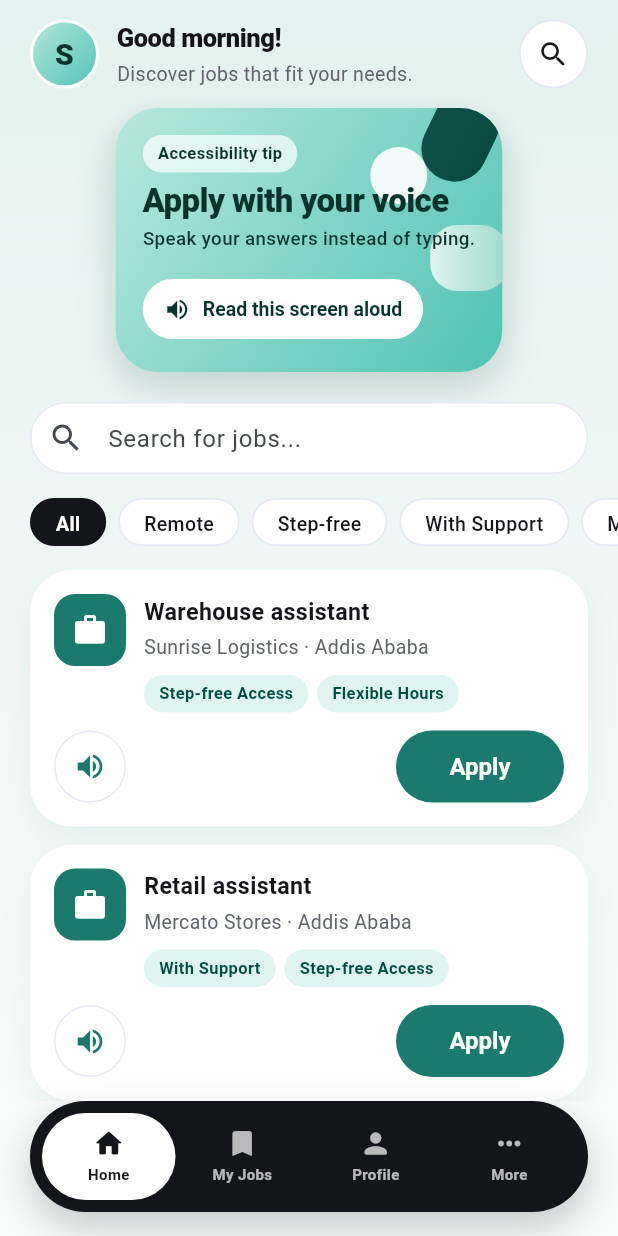
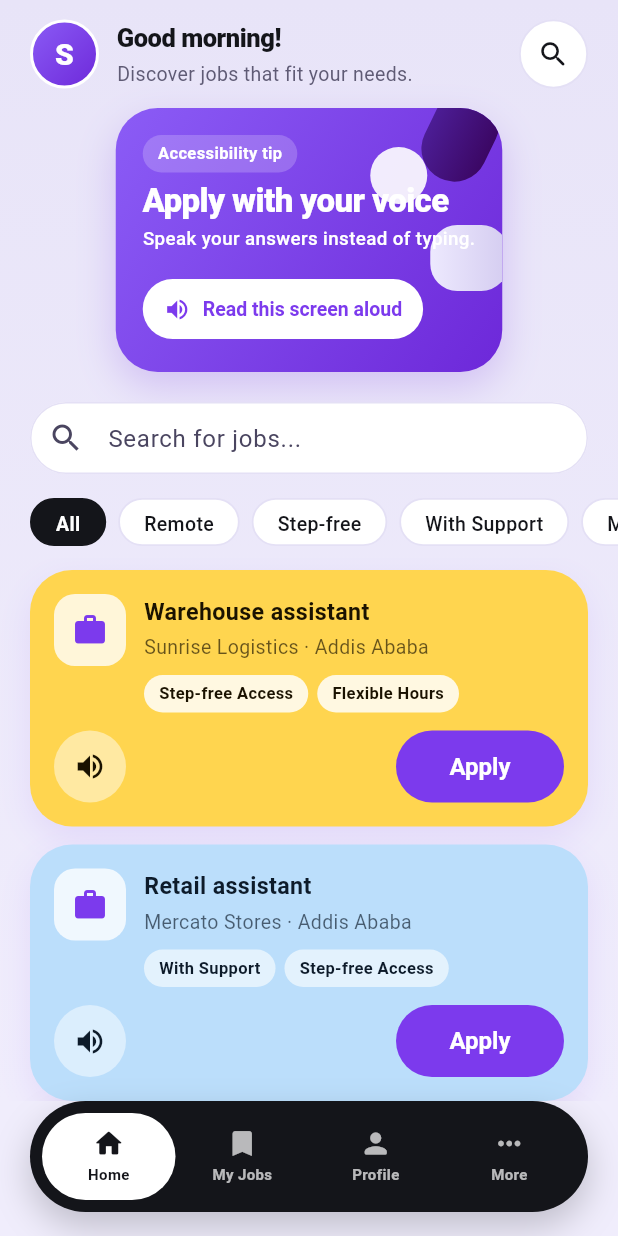
Before and after one commit to arsema16/sync_accessibility, a Flutter app: the JobsScreen screen opened by its route, on a phone screen of 412 x 824 dp. Run offline on Flutter 3.47's test engine with Material 3 defaults, Android fonts, the phone set to English and light mode, and no system bars; our stand-ins replace equatable, flutter_riverpod, flutter_tts, go_router, shared_preferences, speech_to_text and 1 more; accounts and stored records are empty.

Commit message:
feat(ui): rebrand from teal to lavender purple
Moves the palette off the original teal to a vivid violet primary
(#7C3AED) with lavender surfaces: brand, containers, outlines, shadows,
dark-theme variants and the high-contrast overrides all follow the new
hue, and the light scaffold now paints the lavender page background
instead of pure white.

Adds three accent card tokens (amber, sky, pink) so job listings can
alternate amber and light-blue backgrounds with matching ink and badge
colours instead of every card being white. The jobs header, hero banner
gradient, decorative shapes and read-aloud action are updated to the
purple family to match.

```diff
--- a/lib/core/theme/app_colors.dart
+++ b/lib/core/theme/app_colors.dart
@@ -1,6 +1,6 @@
 import 'package:flutter/material.dart';
 
-/// Raw color tokens for SYNC.
+/// Raw color tokens for SYNC — modern lavender/purple palette.
 ///
 /// These are chosen to meet WCAG AA contrast ratios for text against the
 /// surfaces they appear on:
@@ -14,24 +14,24 @@ import 'package:flutter/material.dart';
 class AppColors {
   AppColors._();
 
-  // ---- Brand (light) ----
-  static const Color primary = Color(0xFF1B7A6E);
+  // ---- Brand (light) — purple ----
+  static const Color primary = Color(0xFF7C3AED);       // vivid violet
   static const Color onPrimary = Color(0xFFFFFFFF);
-  static const Color primaryContainer = Color(0xFFB2DFDB);  // light teal
-  static const Color onPrimaryContainer = Color(0xFF004D44);
+  static const Color primaryContainer = Color(0xFFEDE9FE); // soft lavender
+  static const Color onPrimaryContainer = Color(0xFF3B0764);
 
-  static const Color secondary = Color(0xFF26A69A);          // lighter teal
+  static const Color secondary = Color(0xFFA78BFA);     // lighter purple
   static const Color onSecondary = Color(0xFFFFFFFF);
-  static const Color secondaryContainer = Color(0xFFE0F2F1);
-  static const Color onSecondaryContainer = Color(0xFF00332E);
+  static const Color secondaryContainer = Color(0xFFF5F3FF);
+  static const Color onSecondaryContainer = Color(0xFF4C1D95);
 
   // ---- Surfaces (light) ----
   static const Color surface = Color(0xFFFDFCFF);
-  static const Color onSurface = Color(0xFF1A1A1A);
-  static const Color surfaceVariant = Color(0xFFE0E2EC);
-  static const Color onSurfaceVariant = Color(0xFF43474E);
-  static const Color outline = Color(0xFF74777F);
-  static const Color outlineVariant = Color(0xFFC4C6D0);
+  static const Color onSurface = Color(0xFF1A1A2E);
+  static const Color surfaceVariant = Color(0xFFEDE9FE);
+  static const Color onSurfaceVariant = Color(0xFF4A4560);
+  static const Color outline = Color(0xFF8B84A3);
+  static const Color outlineVariant = Color(0xFFD4CCF0);
 
   // ---- Semantic (light) ----
   static const Color error = Color(0xFFB3261E);
@@ -44,22 +44,22 @@ class AppColors {
   static const Color onSuccessContainer = Color(0xFF0A2711);
 
   // ---- Dark ----
-  static const Color primaryDark = Color(0xFFA6CAFF);
-  static const Color onPrimaryDark = Color(0xFF002F66);
-  static const Color primaryContainerDark = Color(0xFF00468F);
-  static const Color onPrimaryContainerDark = Color(0xFFD7E3FF);
+  static const Color primaryDark = Color(0xFFC4B5FD);
+  static const Color onPrimaryDark = Color(0xFF3B0764);
+  static const Color primaryContainerDark = Color(0xFF5B21B6);
+  static const Color onPrimaryContainerDark = Color(0xFFEDE9FE);
 
-  static const Color secondaryDark = Color(0xFFAAC7FF);
-  static const Color onSecondaryDark = Color(0xFF0A1F44);
-  static const Color secondaryContainerDark = Color(0xFF1F4F9C);
-  static const Color onSecondaryContainerDark = Color(0xFFD6E4FF);
+  static const Color secondaryDark = Color(0xFFA78BFA);
+  static const Color onSecondaryDark = Color(0xFF2E1065);
+  static const Color secondaryContainerDark = Color(0xFF4C1D95);
+  static const Color onSecondaryContainerDark = Color(0xFFF5F3FF);
 
-  static const Color surfaceDark = Color(0xFF1A1C1E);
-  static const Color onSurfaceDark = Color(0xFFE3E2E6);
-  static const Color surfaceVariantDark = Color(0xFF43474E);
-  static const Color onSurfaceVariantDark = Color(0xFFC3C7CF);
-  static const Color outlineDark = Color(0xFF8D9199);
-  static const Color outlineVariantDark = Color(0xFF43474E);
+  static const Color surfaceDark = Color(0xFF1A1A2E);
+  static const Color onSurfaceDark = Color(0xFFE8E4F5);
+  static const Color surfaceVariantDark = Color(0xFF2D2847);
+  static const Color onSurfaceVariantDark = Color(0xFFC4B5FD);
+  static const Color outlineDark = Color(0xFF8B84A3);
+  static const Color outlineVariantDark = Color(0xFF3D3660);
 
   static const Color errorDark = Color(0xFFF2B8B5);
   static const Color onErrorDark = Color(0xFF601410);
@@ -69,9 +69,7 @@ class AppColors {
   static const Color onSuccessDark = Color(0xFF0A2711);
 
   // ---- High-contrast overrides ----
-  // Used by the stronger-contrast access preference. Pure black/white pairs
-  // for body text exceed 20:1.
-  static const Color primaryHighContrast = Color(0xFF0D4F47);
+  static const Color primaryHighContrast = Color(0xFF4C0FAD);
   static const Color onPrimaryHighContrast = Color(0xFFFFFFFF);
   static const Color surfaceHighContrast = Color(0xFFFFFFFF);
   static const Color onSurfaceHighContrast = Color(0xFF000000);
@@ -80,7 +78,7 @@ class AppColors {
   static const Color outlineHighContrast = Color(0xFF333333);
   static const Color errorHighContrast = Color(0xFF7A0E0A);
 
-  static const Color primaryDarkHighContrast = Color(0xFFB2DFDB);
+  static const Color primaryDarkHighContrast = Color(0xFFD8C4FF);
   static const Color onPrimaryDarkHighContrast = Color(0xFF000000);
   static const Color surfaceDarkHighContrast = Color(0xFF000000);
   static const Color onSurfaceDarkHighContrast = Color(0xFFFFFFFF);
@@ -89,39 +87,48 @@ class AppColors {
   static const Color outlineDarkHighContrast = Color(0xFFCCCCCC);
   static const Color errorDarkHighContrast = Color(0xFFFFB4AB);
 
-  // ---- Rounded-card UI ----
-  // Decorative tints for the card-based layout. Every pair below is used on a
-  // light card, so the "ink" colours are all >= 7:1 against their background.
+  // ---- Rounded-card UI — modern lavender style ----
+  /// Lavender page background (matches the reference design background).
+  static const Color pageGradientStart = Color(0xFFE8E4F8);
+  static const Color pageGradientEnd = Color(0xFFF0EDFC);
 
-  /// Page background behind the white content cards.
-  static const Color pageGradientStart = Color(0xFFE3F2EE);
-  static const Color pageGradientEnd = Color(0xFFF8FBFA);
+  /// Hero banner gradient — rich purple.
+  static const Color heroStart = Color(0xFF8B5CF6);
+  static const Color heroEnd = Color(0xFF6D28D9);
+  static const Color onHero = Color(0xFFFFFFFF);
 
-  /// The hero / feature card gradient, with the ink that sits on it.
-  static const Color heroStart = Color(0xFFB7E7DE);
-  static const Color heroEnd = Color(0xFF4FC3B4);
-  static const Color onHero = Color(0xFF08332C);
+  /// Vibrant accent cards (yellow, light-blue, pink).
+  static const Color cardAmber = Color(0xFFFFD54F);     // amber/yellow card
+  static const Color onCardAmber = Color(0xFF1A1200);   // near-black on amber
+  static const Color cardAmberBadge = Color(0xFFFFF8E1);
 
-  /// Tinted content cards (kept inside the teal family).
-  static const Color cardMint = Color(0xFFB2DFDB);
-  static const Color cardAqua = Color(0xFFDFF4F0);
-  static const Color cardSlate = Color(0xFFDCE6EF);
-  static const Color cardDeep = Color(0xFF0D4F47);
+  static const Color cardSky = Color(0xFFBBDEFB);       // light blue card
+  static const Color onCardSky = Color(0xFF0D1B2A);     // dark ink on sky
+  static const Color cardSkyBadge = Color(0xFFE3F2FD);
+
+  static const Color cardPink = Color(0xFFF8BBD0);      // rose/pink accent
+  static const Color onCardPink = Color(0xFF1A0010);
+
+  /// Soft lavender chip / badge background.
+  static const Color cardMint = Color(0xFFEDE9FE);
+  static const Color cardAqua = Color(0xFFE8E4F8);
+  static const Color cardSlate = Color(0xFFDCD8F0);
+  static const Color cardDeep = Color(0xFF4C1D95);
   static const Color onCardDeep = Color(0xFFFFFFFF);
 
   /// Text and outline colours used on the white cards.
   static const Color cardInk = Color(0xFF14151A);
-  static const Color cardInkMuted = Color(0xFF5F636B);
-  static const Color cardBorder = Color(0xFFE4E8F2);
-  static const Color cardTrack = Color(0xFFE0E1E7);
+  static const Color cardInkMuted = Color(0xFF5F5B75);
+  static const Color cardBorder = Color(0xFFE4E0F5);
+  static const Color cardTrack = Color(0xFFDDD9EE);
 
   /// Soft shadows, pre-multiplied so no `withOpacity` calls are needed.
-  static const Color shadowSoft = Color(0x141B7A6E); // 8% teal
-  static const Color shadowCard = Color(0x1F14151A); // 12% ink
-  static const Color shadowHero = Color(0x2E08332C); // 18% deep teal
+  static const Color shadowSoft = Color(0x1A7C3AED); // 10% purple
+  static const Color shadowCard = Color(0x1414151A); // 8% ink
+  static const Color shadowHero = Color(0x336D28D9); // 20% deep purple
 
   /// The dark floating navigation capsule.
   static const Color navBar = Color(0xFF14151A);
   static const Color navBarShadow = Color(0x3814151A); // 22% ink
-  static const Color navItemIdle = Color(0xB3FFFFFF); // white 70%
+  static const Color navItemIdle = Color(0xB3FFFFFF);  // white 70%
 }
--- a/lib/core/theme/app_theme.dart
+++ b/lib/core/theme/app_theme.dart
@@ -111,7 +111,7 @@ class AppTheme {
     return ThemeData(
       useMaterial3: true,
       colorScheme: scheme,
-      scaffoldBackgroundColor: isLight ? Colors.white : scheme.surface,
+      scaffoldBackgroundColor: isLight ? AppColors.pageGradientEnd : scheme.surface,
       materialTapTargetSize: MaterialTapTargetSize.padded,
       textTheme: _textTheme(scheme),
       appBarTheme: AppBarTheme(
--- a/lib/features/jobs/jobs_screen.dart
+++ b/lib/features/jobs/jobs_screen.dart
@@ -350,7 +350,7 @@ class _JobsScreenState extends ConsumerState<JobsScreen> {
   }
 
   /// Greeting header: SYNC monogram, greeting copy and a search shortcut —
-  /// the same rhythm as the app's reference design, in SYNC teal.
+  /// the same rhythm as the app's reference design, in deep purple.
   Widget _buildHeader() {
     return Padding(
       padding: EdgeInsets.only(
@@ -446,8 +446,6 @@ class _JobsScreenState extends ConsumerState<JobsScreen> {
         AppSpacing.sm,
       ),
       child: Container(
-        // Sized by its content so the card grows with the user's text scale
-        // instead of clipping (the app clamps scaling at 1.3x).
         clipBehavior: Clip.antiAlias,
         decoration: const BoxDecoration(
           borderRadius: BorderRadius.all(Radius.circular(28)),
@@ -482,7 +480,7 @@ class _JobsScreenState extends ConsumerState<JobsScreen> {
                           vertical: 4,
                         ),
                         decoration: BoxDecoration(
-                          color: const Color(0xB3FFFFFF),
+                          color: const Color(0x33FFFFFF),
                           borderRadius: BorderRadius.circular(20),
                         ),
                         child: const Text(
@@ -520,7 +518,7 @@ class _JobsScreenState extends ConsumerState<JobsScreen> {
                   FilledButton.icon(
                     style: FilledButton.styleFrom(
                       backgroundColor: Colors.white,
-                      foregroundColor: AppColors.onHero,
+                      foregroundColor: AppColors.primary,
                       elevation: 0,
                       padding: const EdgeInsets.symmetric(
                         horizontal: 14,
@@ -551,8 +549,7 @@ class _JobsScreenState extends ConsumerState<JobsScreen> {
     );
   }
 
-  /// Decorative teal shapes echoing the reference card artwork. They are
-  /// purely ornamental, so they carry no semantics of their own.
+  /// Decorative shapes for the hero banner. Purely ornamental.
   Widget _buildTipShapes() {
     return SizedBox(
       width: 132,
@@ -570,7 +567,7 @@ class _JobsScreenState extends ConsumerState<JobsScreen> {
                 decoration: const BoxDecoration(
                   borderRadius: BorderRadius.all(Radius.circular(22)),
                   gradient: LinearGradient(
-                    colors: [AppColors.cardDeep, Color(0xFF0A4A43)],
+                    colors: [Color(0xFF4C1D95), Color(0xFF3B0764)],
                   ),
                 ),
               ),
@@ -597,7 +594,7 @@ class _JobsScreenState extends ConsumerState<JobsScreen> {
               decoration: const BoxDecoration(
                 borderRadius: BorderRadius.all(Radius.circular(18)),
                 gradient: LinearGradient(
-                  colors: [AppColors.cardAqua, Color(0xFF9ED9CE)],
+                  colors: [AppColors.cardMint, Color(0xFFD4CCF0)],
                 ),
               ),
             ),
@@ -731,6 +728,7 @@ class _JobListView extends StatelessWidget {
           job: job,
           applied: appliedJobIds.contains(job.id),
           onApply: () => onApply(job),
+          cardIndex: index,
         );
       },
     );
@@ -738,17 +736,19 @@ class _JobListView extends StatelessWidget {
 }
 
 /// A single job listing with tag chips, a read-aloud action and an Apply
-/// action.
+/// action. Alternates between amber and sky-blue card backgrounds.
 class _JobCard extends ConsumerWidget {
   const _JobCard({
     required this.job,
     required this.applied,
     required this.onApply,
+    required this.cardIndex,
   });
 
   final Job job;
   final bool applied;
   final VoidCallback onApply;
+  final int cardIndex;
 
   /// What the speaker button reads out: the same information the card
   /// shows — title, employer, location and accommodation tags.
@@ -764,13 +764,19 @@ class _JobCard extends ConsumerWidget {
 
   @override
   Widget build(BuildContext context, WidgetRef ref) {
+    // Alternate between amber and sky card backgrounds.
+    final isAmber = cardIndex.isEven;
+    final cardBg = isAmber ? AppColors.cardAmber : AppColors.cardSky;
+    final cardOnBg = isAmber ? AppColors.onCardAmber : AppColors.onCardSky;
+    final badgeBg = isAmber ? AppColors.cardAmberBadge : AppColors.cardSkyBadge;
+
     return Container(
       margin: const EdgeInsets.only(bottom: AppSpacing.md),
       padding: const EdgeInsets.all(AppSpacing.lg),
-      decoration: const BoxDecoration(
-        color: Colors.white,
-        borderRadius: BorderRadius.all(Radius.circular(28)),
-        boxShadow: [
+      decoration: BoxDecoration(
+        color: cardBg,
+        borderRadius: const BorderRadius.all(Radius.circular(28)),
+        boxShadow: const [
           BoxShadow(
             color: AppColors.shadowSoft,
             blurRadius: 18,
@@ -784,15 +790,15 @@ class _JobCard extends ConsumerWidget {
           Row(
             crossAxisAlignment: CrossAxisAlignment.start,
             children: [
-              // Left: teal rounded-square icon
+              // Left: rounded-square icon in white
               Container(
                 width: 48,
                 height: 48,
-                decoration: const BoxDecoration(
-                  color: AppColors.primary,
-                  borderRadius: BorderRadius.all(Radius.circular(14)),
+                decoration: BoxDecoration(
+                  color: Colors.white.withAlpha(200),
+                  borderRadius: const BorderRadius.all(Radius.circular(14)),
                 ),
-                child: const Icon(Icons.work, color: Colors.white, size: 24),
+                child: Icon(Icons.work, color: AppColors.primary, size: 24),
               ),
               const SizedBox(width: AppSpacing.md),
               Expanded(
@@ -801,10 +807,10 @@ class _JobCard extends ConsumerWidget {
                   children: [
                     Text(
                       job.title,
-                      style: const TextStyle(
+                      style: TextStyle(
                         fontWeight: FontWeight.w700,
                         fontSize: 15.5,
-                        color: AppColors.cardInk,
+                        color: cardOnBg,
                       ),
                     ),
                     const SizedBox(height: 3),
@@ -815,9 +821,9 @@ class _JobCard extends ConsumerWidget {
                             job.location!.isNotEmpty)
                           job.location!,
                       ].join(' · '),
-                      style: const TextStyle(
+                      style: TextStyle(
                         fontSize: 13,
-                        color: AppColors.cardInkMuted,
+                        color: cardOnBg.withAlpha(170),
                       ),
                     ),
                     if (job.tags.isNotEmpty) ...[
@@ -825,8 +831,9 @@ class _JobCard extends ConsumerWidget {
                       Wrap(
                         spacing: 6,
                         runSpacing: 4,
-                        children:
-                            job.tags.map((tag) => _TagChip(label: tag)).toList(),
+                        children: job.tags
+                            .map((tag) => _TagChip(label: tag, badgeBg: badgeBg, textColor: cardOnBg))
+                            .toList(),
                       ),
                     ],
                   ],
@@ -837,9 +844,7 @@ class _JobCard extends ConsumerWidget {
           const SizedBox(height: AppSpacing.md),
           Row(
             children: [
-              // Read this listing aloud — always available, whether or not
-              // the auto read-aloud preference is on (an explicit tap is
-              // itself the request).
+              // Read this listing aloud.
               Semantics(
                 button: true,
                 label: AppStrings.readJobAloud,
@@ -849,9 +854,9 @@ class _JobCard extends ConsumerWidget {
                     onPressed: () =>
                         ref.read(readAloudProvider)(_spokenSummary),
                     icon: const Icon(Icons.volume_up, size: 22),
-                    color: AppColors.primary,
+                    color: cardOnBg,
                     style: IconButton.styleFrom(
-                      side: const BorderSide(color: AppColors.cardBorder),
+                      backgroundColor: Colors.white.withAlpha(120),
                       shape: const CircleBorder(),
                       minimumSize: const Size(
                         AppSpacing.minTapTarget,
@@ -922,23 +927,29 @@ class _AppliedBadge extends StatelessWidget {
 }
 
 class _TagChip extends StatelessWidget {
-  const _TagChip({required this.label});
+  const _TagChip({
+    required this.label,
+    this.badgeBg = AppColors.cardAqua,
+    this.textColor = AppColors.onPrimaryContainer,
+  });
 
   final String label;
+  final Color badgeBg;
+  final Color textColor;
 
   @override
   Widget build(BuildContext context) {
     return Container(
       padding: const EdgeInsets.symmetric(horizontal: 10, vertical: 4),
-      decoration: const BoxDecoration(
-        color: AppColors.cardAqua,
-        borderRadius: BorderRadius.all(Radius.circular(50)),
+      decoration: BoxDecoration(
+        color: badgeBg,
+        borderRadius: const BorderRadius.all(Radius.circular(50)),
       ),
       child: Text(
         label,
-        style: const TextStyle(
+        style: TextStyle(
           fontSize: 11,
-          color: AppColors.onPrimaryContainer,
+          color: textColor,
           fontWeight: FontWeight.w600,
         ),
       ),
```
